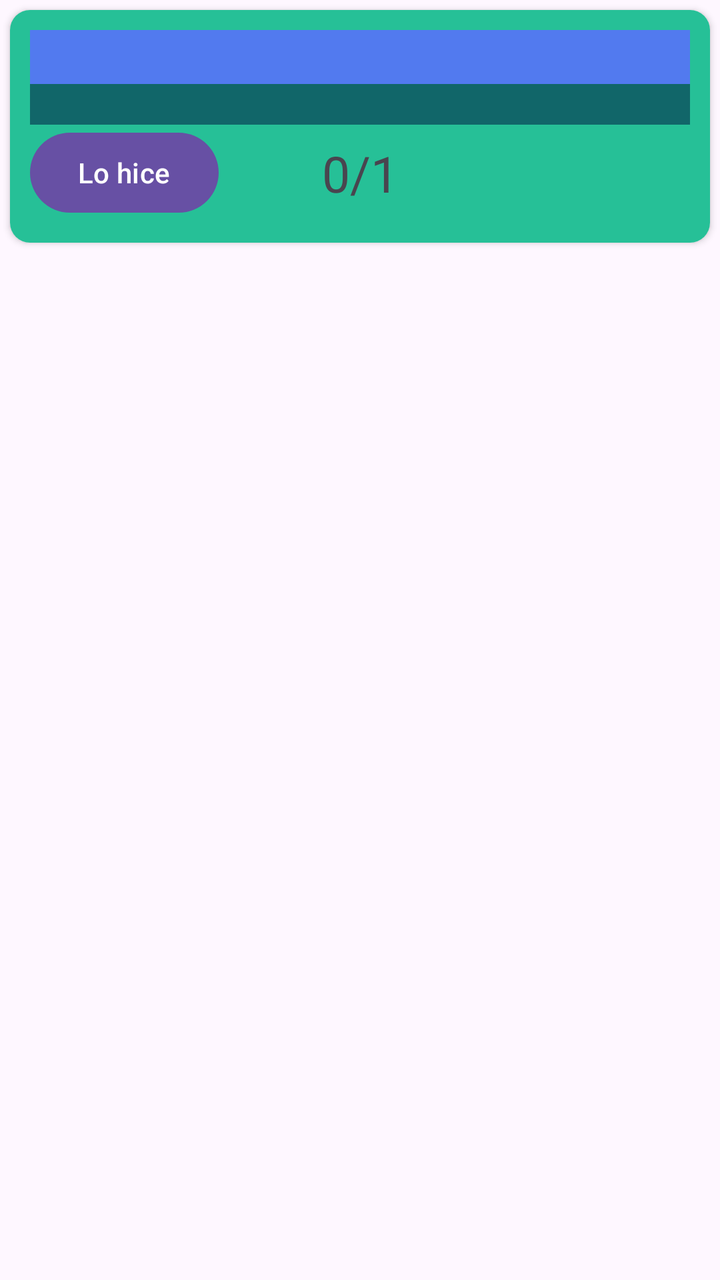
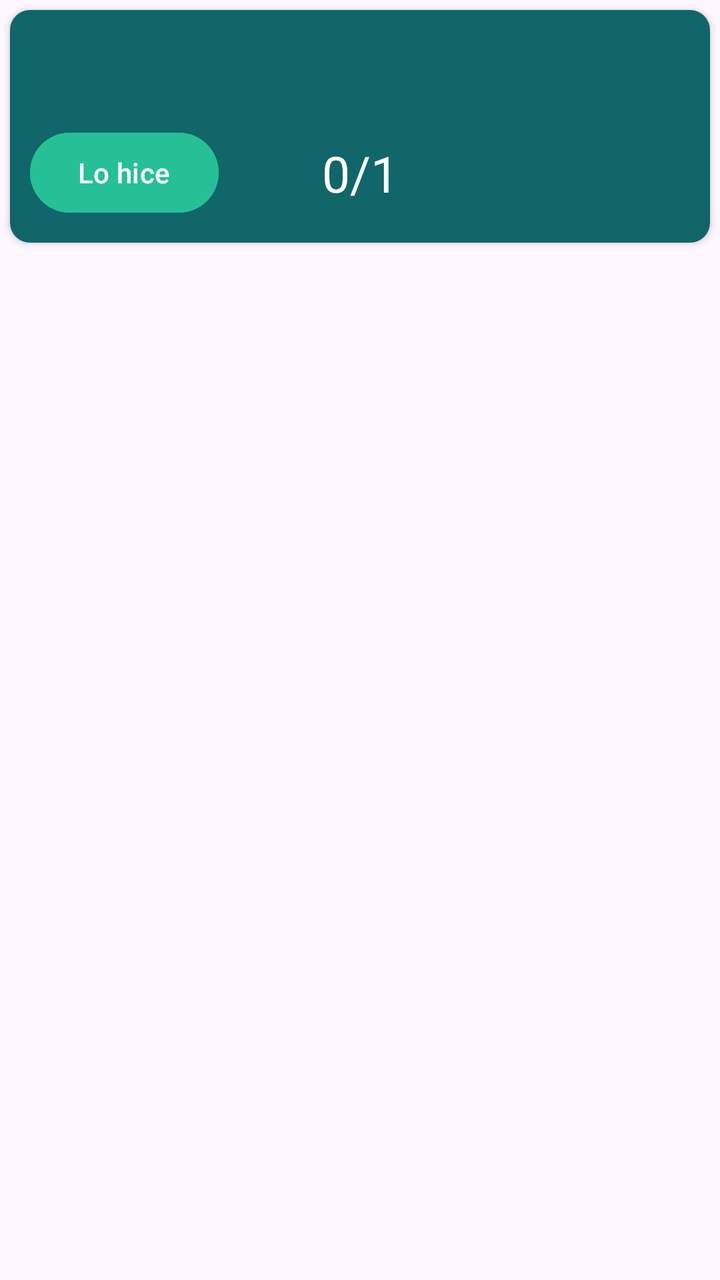

An Android layout rendered at two revisions. The XML below is the earlier revision; the diff shows what the commit changed to produce the second picture.
<!-- AndroidManifest.xml: application theme Theme.SuperSexiBoys -->
<!-- res/layout/adapter_habito.xml -->
<?xml version="1.0" encoding="utf-8"?>
<LinearLayout xmlns:android="http://schemas.android.com/apk/res/android"
    android:layout_width="match_parent"
    android:layout_height="wrap_content"
    xmlns:app="http://schemas.android.com/apk/res-auto"
    android:orientation="horizontal">
    <androidx.cardview.widget.CardView
        android:layout_width="match_parent"
        android:layout_height="wrap_content"
        android:layout_margin="5dp"
        app:cardCornerRadius="10dp">
        <androidx.constraintlayout.widget.ConstraintLayout
            android:layout_width="match_parent"
            android:background="@color/verde_claro"
            android:padding="10dp"
            android:layout_height="wrap_content">
            <TextView
                android:id="@+id/text_titulo"
                app:layout_constraintTop_toTopOf="parent"
                app:layout_constraintStart_toStartOf="parent"
                app:layout_constraintEnd_toEndOf="parent"
                android:layout_width="match_parent"
                android:layout_height="wrap_content"
                android:background="@color/azul_pastel"
                android:textSize="20sp"/>
            <TextView
                android:id="@+id/text_descripcion"
                app:layout_constraintTop_toBottomOf="@+id/text_titulo"
                android:layout_width="match_parent"
                android:layout_height="wrap_content"
                android:background="@color/verde_oscuro"
                android:textSize="15sp"/>
            <Button
                android:id="@+id/button_contador"
                app:layout_constraintTop_toBottomOf="@+id/text_descripcion"
                app:layout_constraintStart_toStartOf="parent"
                android:layout_width="wrap_content"
                android:layout_height="wrap_content"
                android:text="Lo hice"/>
            <TextView
                android:id="@+id/text_contador"
                app:layout_constraintTop_toTopOf="@+id/button_contador"
                app:layout_constraintBottom_toBottomOf="@+id/button_contador"
                app:layout_constraintStart_toStartOf="parent"
                app:layout_constraintEnd_toEndOf="parent"
                android:layout_width="wrap_content"
                android:layout_height="wrap_content"
                android:text="0/1"
                android:textSize="25sp"/>
            <androidx.recyclerview.widget.RecyclerView
                android:id="@+id/recycler_etiquetas"
                app:layout_constraintStart_toEndOf="@+id/text_contador"
                app:layout_constraintEnd_toEndOf="parent"
                app:layout_constraintTop_toTopOf="@+id/button_contador"
                app:layout_constraintBottom_toBottomOf="@+id/button_contador"
                android:layout_width="wrap_content"
                android:layout_height="50dp"/>
        </androidx.constraintlayout.widget.ConstraintLayout>
    </androidx.cardview.widget.CardView>
</LinearLayout>
<!-- resources referenced by this layout -->
<resources>
  <color name="azul_pastel">#527AEF</color>
  <color name="verde_claro">#26C097</color>
  <color name="verde_oscuro">#116669</color>
  <style name="Theme.SuperSexiBoys" parent="Base.Theme.SuperSexiBoys" />
  <style name="Base.Theme.SuperSexiBoys" parent="Theme.Material3.DayNight.NoActionBar">
          
          
      </style>
</resources>

<!-- the commit's change to res/layout/adapter_habito.xml (unified diff, before → after) -->
@@ -11,29 +11,32 @@
         app:cardCornerRadius="10dp">
         <androidx.constraintlayout.widget.ConstraintLayout
             android:layout_width="match_parent"
-            android:background="@color/verde_claro"
+            android:background="@color/verde_oscuro"
             android:padding="10dp"
             android:layout_height="wrap_content">
             <TextView
                 android:id="@+id/text_titulo"
+                android:textColor="@color/white"
                 app:layout_constraintTop_toTopOf="parent"
                 app:layout_constraintStart_toStartOf="parent"
                 app:layout_constraintEnd_toEndOf="parent"
                 android:layout_width="match_parent"
+                android:gravity="center"
                 android:layout_height="wrap_content"
-                android:background="@color/azul_pastel"
                 android:textSize="20sp"/>
             <TextView
                 android:id="@+id/text_descripcion"
                 app:layout_constraintTop_toBottomOf="@+id/text_titulo"
                 android:layout_width="match_parent"
+                android:textColor="@color/white"
                 android:layout_height="wrap_content"
-                android:background="@color/verde_oscuro"
+                android:gravity="center"
                 android:textSize="15sp"/>
             <Button
                 android:id="@+id/button_contador"
                 app:layout_constraintTop_toBottomOf="@+id/text_descripcion"
                 app:layout_constraintStart_toStartOf="parent"
+                android:backgroundTint="@color/verde_claro"
                 android:layout_width="wrap_content"
                 android:layout_height="wrap_content"
                 android:text="Lo hice"/>
@@ -46,11 +49,12 @@
                 android:layout_width="wrap_content"
                 android:layout_height="wrap_content"
                 android:text="0/1"
+                android:textColor="@color/white"
                 android:textSize="25sp"/>
             <androidx.recyclerview.widget.RecyclerView
                 android:id="@+id/recycler_etiquetas"
+                android:layout_marginStart="30dp"
                 app:layout_constraintStart_toEndOf="@+id/text_contador"
-                app:layout_constraintEnd_toEndOf="parent"
                 app:layout_constraintTop_toTopOf="@+id/button_contador"
                 app:layout_constraintBottom_toBottomOf="@+id/button_contador"
                 android:layout_width="wrap_content"
<!-- resource entries referenced after the edit -->
@@ -1,8 +1,8 @@
 <!-- resources referenced by this layout -->
 <resources>
-  <color name="azul_pastel">#527AEF</color>
   <color name="verde_claro">#26C097</color>
   <color name="verde_oscuro">#116669</color>
+  <color name="white">#FFFFFFFF</color>
   <style name="Theme.SuperSexiBoys" parent="Base.Theme.SuperSexiBoys" />
   <style name="Base.Theme.SuperSexiBoys" parent="Theme.Material3.DayNight.NoActionBar">
           
